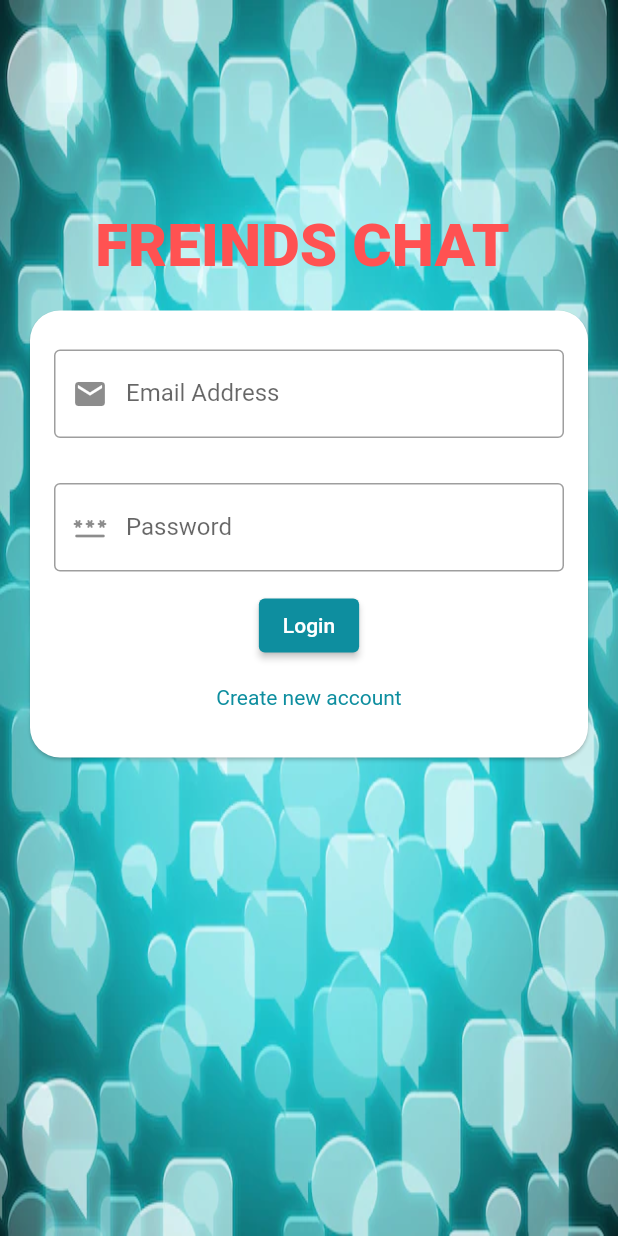
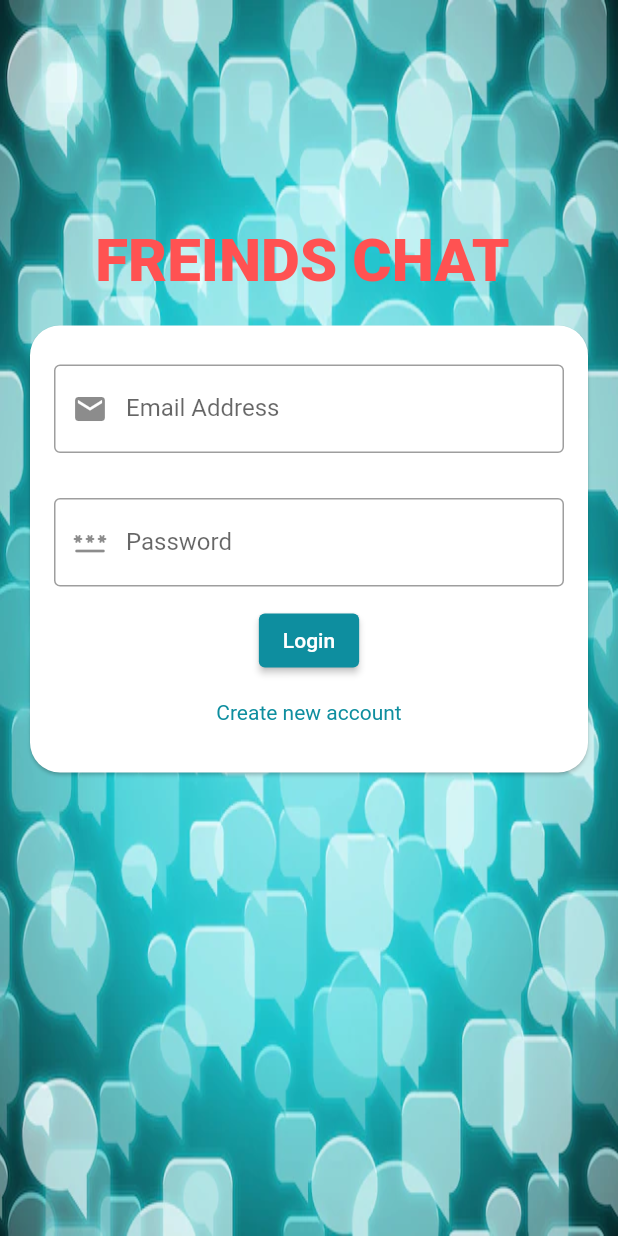
Before and after one commit to Nazeer-Nageb/Friends-chat, a Flutter app: the screen it shows after launch, on a phone screen of 412 x 824 dp. Run offline on Flutter 3.47's test engine with Material 2 defaults, Android fonts, the phone set to English and light mode, and no system bars; our stand-ins replace cloud_firestore, easy_splash_screen, firebase_auth, firebase_core, firebase_messaging, firebase_storage and 1 more; accounts and stored records are empty.

Commit message:
edit sizedbox2

```diff
--- a/lib/widgets/auth/auth_from.dart
+++ b/lib/widgets/auth/auth_from.dart
@@ -77,7 +77,7 @@ class _AuthformState extends State<Authform> {
             mainAxisAlignment: MainAxisAlignment.center,
             children: [
               const SizedBox(
-                height: 140,
+                height: 150,
               ),
               const Center(
                   child: Text(
```
